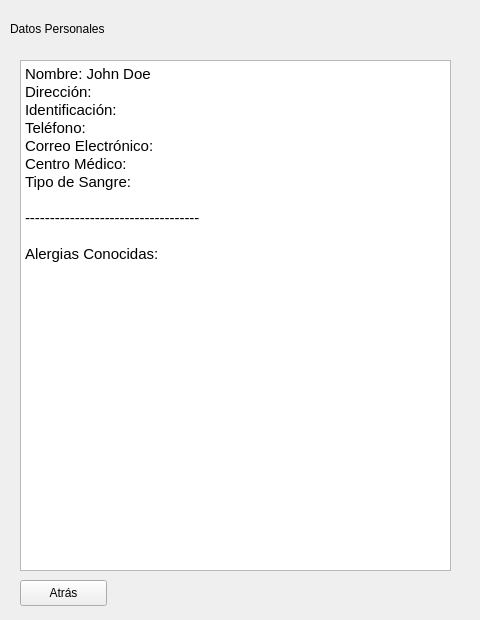
Before: the Qt Designer form src/firewalls-ui-prototype/menupersonaldata.ui in andressero/firewalls, drawn with Qt 5.
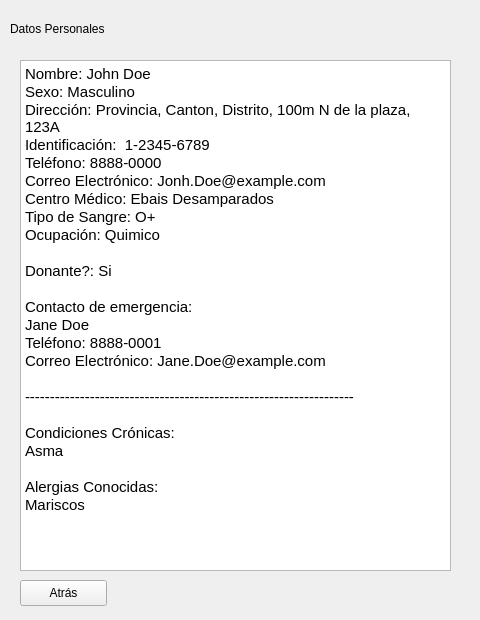
After: the same form once the commit is applied.

What changed in the file:
```diff
--- a/src/firewalls-ui-prototype/menupersonaldata.ui
+++ b/src/firewalls-ui-prototype/menupersonaldata.ui
@@ -68,23 +68,35 @@
    </property>
    <property name="html">
     <string>&lt;!DOCTYPE HTML PUBLIC &quot;-//W3C//DTD HTML 4.0//EN&quot; &quot;http://www.w3.org/TR/REC-html40/strict.dtd&quot;&gt;
-&lt;html&gt;&lt;head&gt;&lt;meta name=&quot;qrichtext&quot; content=&quot;1&quot; /&gt;&lt;meta charset=&quot;utf-8&quot; /&gt;&lt;style type=&quot;text/css&quot;&gt;
+&lt;html&gt;&lt;head&gt;&lt;meta name=&quot;qrichtext&quot; content=&quot;1&quot; /&gt;&lt;style type=&quot;text/css&quot;&gt;
 p, li { white-space: pre-wrap; }
-hr { height: 1px; border-width: 0; }
-li.unchecked::marker { content: &quot;\2610&quot;; }
-li.checked::marker { content: &quot;\2612&quot;; }
 &lt;/style&gt;&lt;/head&gt;&lt;body style=&quot; font-family:'Cantarell'; font-size:11pt; font-weight:400; font-style:normal;&quot;&gt;
 &lt;p style=&quot; margin-top:0px; margin-bottom:0px; margin-left:0px; margin-right:0px; -qt-block-indent:0; text-indent:0px;&quot;&gt;Nombre: John Doe&lt;/p&gt;
-&lt;p style=&quot; margin-top:0px; margin-bottom:0px; margin-left:0px; margin-right:0px; -qt-block-indent:0; text-indent:0px;&quot;&gt;Dirección: &lt;/p&gt;
-&lt;p style=&quot; margin-top:0px; margin-bottom:0px; margin-left:0px; margin-right:0px; -qt-block-indent:0; text-indent:0px;&quot;&gt;Identificación: &lt;/p&gt;
-&lt;p style=&quot; margin-top:0px; margin-bottom:0px; margin-left:0px; margin-right:0px; -qt-block-indent:0; text-indent:0px;&quot;&gt;Teléfono: &lt;/p&gt;
-&lt;p style=&quot; margin-top:0px; margin-bottom:0px; margin-left:0px; margin-right:0px; -qt-block-indent:0; text-indent:0px;&quot;&gt;Correo Electrónico: &lt;/p&gt;
-&lt;p style=&quot; margin-top:0px; margin-bottom:0px; margin-left:0px; margin-right:0px; -qt-block-indent:0; text-indent:0px;&quot;&gt;Centro Médico:&lt;/p&gt;
-&lt;p style=&quot; margin-top:0px; margin-bottom:0px; margin-left:0px; margin-right:0px; -qt-block-indent:0; text-indent:0px;&quot;&gt;Tipo de Sangre:&lt;/p&gt;
+&lt;p style=&quot; margin-top:0px; margin-bottom:0px; margin-left:0px; margin-right:0px; -qt-block-indent:0; text-indent:0px;&quot;&gt;Sexo: Masculino&lt;/p&gt;
+&lt;p style=&quot; margin-top:0px; margin-bottom:0px; margin-left:0px; margin-right:0px; -qt-block-indent:0; text-indent:0px;&quot;&gt;Dirección: Provincia, Canton, Distrito, 100m N de la plaza, 123A&lt;/p&gt;
+&lt;p style=&quot; margin-top:0px; margin-bottom:0px; margin-left:0px; margin-right:0px; -qt-block-indent:0; text-indent:0px;&quot;&gt;Identificación:  1-2345-6789&lt;/p&gt;
+&lt;p style=&quot; margin-top:0px; margin-bottom:0px; margin-left:0px; margin-right:0px; -qt-block-indent:0; text-indent:0px;&quot;&gt;Teléfono: 8888-0000&lt;/p&gt;
+&lt;p style=&quot; margin-top:0px; margin-bottom:0px; margin-left:0px; margin-right:0px; -qt-block-indent:0; text-indent:0px;&quot;&gt;Correo Electrónico: Jonh.Doe@example.com&lt;/p&gt;
+&lt;p style=&quot; margin-top:0px; margin-bottom:0px; margin-left:0px; margin-right:0px; -qt-block-indent:0; text-indent:0px;&quot;&gt;Centro Médico: Ebais Desamparados&lt;/p&gt;
+&lt;p style=&quot; margin-top:0px; margin-bottom:0px; margin-left:0px; margin-right:0px; -qt-block-indent:0; text-indent:0px;&quot;&gt;Tipo de Sangre: O+&lt;/p&gt;
+&lt;p style=&quot; margin-top:0px; margin-bottom:0px; margin-left:0px; margin-right:0px; -qt-block-indent:0; text-indent:0px;&quot;&gt;Ocupación: Quimico&lt;/p&gt;
 &lt;p style=&quot;-qt-paragraph-type:empty; margin-top:0px; margin-bottom:0px; margin-left:0px; margin-right:0px; -qt-block-indent:0; text-indent:0px;&quot;&gt;&lt;br /&gt;&lt;/p&gt;
-&lt;p style=&quot; margin-top:0px; margin-bottom:0px; margin-left:0px; margin-right:0px; -qt-block-indent:0; text-indent:0px;&quot;&gt;-----------------------------------&lt;/p&gt;
+&lt;p style=&quot; margin-top:0px; margin-bottom:0px; margin-left:0px; margin-right:0px; -qt-block-indent:0; text-indent:0px;&quot;&gt;Donante?: Si&lt;/p&gt;
 &lt;p style=&quot;-qt-paragraph-type:empty; margin-top:0px; margin-bottom:0px; margin-left:0px; margin-right:0px; -qt-block-indent:0; text-indent:0px;&quot;&gt;&lt;br /&gt;&lt;/p&gt;
-&lt;p style=&quot; margin-top:0px; margin-bottom:0px; margin-left:0px; margin-right:0px; -qt-block-indent:0; text-indent:0px;&quot;&gt;Alergias Conocidas:&lt;/p&gt;&lt;/body&gt;&lt;/html&gt;</string>
+&lt;p style=&quot; margin-top:0px; margin-bottom:0px; margin-left:0px; margin-right:0px; -qt-block-indent:0; text-indent:0px;&quot;&gt;Contacto de emergencia:&lt;/p&gt;
+&lt;p style=&quot; margin-top:0px; margin-bottom:0px; margin-left:0px; margin-right:0px; -qt-block-indent:0; text-indent:0px;&quot;&gt;Jane Doe&lt;/p&gt;
+&lt;p style=&quot; margin-top:0px; margin-bottom:0px; margin-left:0px; margin-right:0px; -qt-block-indent:0; text-indent:0px;&quot;&gt;Teléfono: 8888-0001&lt;/p&gt;
+&lt;p style=&quot; margin-top:0px; margin-bottom:0px; margin-left:0px; margin-right:0px; -qt-block-indent:0; text-indent:0px;&quot;&gt;Correo Electrónico: Jane.Doe@example.com&lt;/p&gt;
+&lt;p style=&quot;-qt-paragraph-type:empty; margin-top:0px; margin-bottom:0px; margin-left:0px; margin-right:0px; -qt-block-indent:0; text-indent:0px;&quot;&gt;&lt;br /&gt;&lt;/p&gt;
+&lt;p style=&quot; margin-top:0px; margin-bottom:0px; margin-left:0px; margin-right:0px; -qt-block-indent:0; text-indent:0px;&quot;&gt;------------------------------------------------------------------&lt;/p&gt;
+&lt;p style=&quot;-qt-paragraph-type:empty; margin-top:0px; margin-bottom:0px; margin-left:0px; margin-right:0px; -qt-block-indent:0; text-indent:0px;&quot;&gt;&lt;br /&gt;&lt;/p&gt;
+&lt;p style=&quot; margin-top:0px; margin-bottom:0px; margin-left:0px; margin-right:0px; -qt-block-indent:0; text-indent:0px;&quot;&gt;Condiciones Crónicas:&lt;/p&gt;
+&lt;p style=&quot; margin-top:0px; margin-bottom:0px; margin-left:0px; margin-right:0px; -qt-block-indent:0; text-indent:0px;&quot;&gt;Asma&lt;/p&gt;
+&lt;p style=&quot;-qt-paragraph-type:empty; margin-top:0px; margin-bottom:0px; margin-left:0px; margin-right:0px; -qt-block-indent:0; text-indent:0px;&quot;&gt;&lt;br /&gt;&lt;/p&gt;
+&lt;p style=&quot; margin-top:0px; margin-bottom:0px; margin-left:0px; margin-right:0px; -qt-block-indent:0; text-indent:0px;&quot;&gt;Alergias Conocidas:&lt;/p&gt;
+&lt;p style=&quot; margin-top:0px; margin-bottom:0px; margin-left:0px; margin-right:0px; -qt-block-indent:0; text-indent:0px;&quot;&gt;Mariscos&lt;/p&gt;
+&lt;p style=&quot;-qt-paragraph-type:empty; margin-top:0px; margin-bottom:0px; margin-left:0px; margin-right:0px; -qt-block-indent:0; text-indent:0px;&quot;&gt;&lt;br /&gt;&lt;/p&gt;
+&lt;p style=&quot;-qt-paragraph-type:empty; margin-top:0px; margin-bottom:0px; margin-left:0px; margin-right:0px; -qt-block-indent:0; text-indent:0px;&quot;&gt;&lt;br /&gt;&lt;/p&gt;&lt;/body&gt;&lt;/html&gt;</string>
    </property>
   </widget>
  </widget>
```
